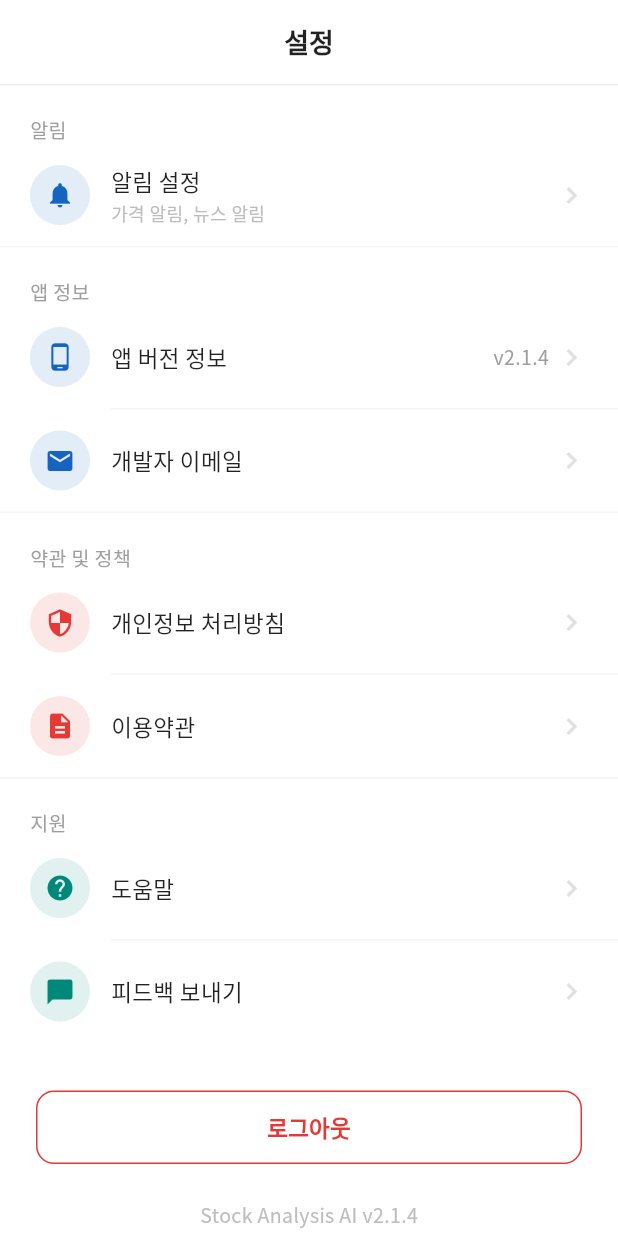
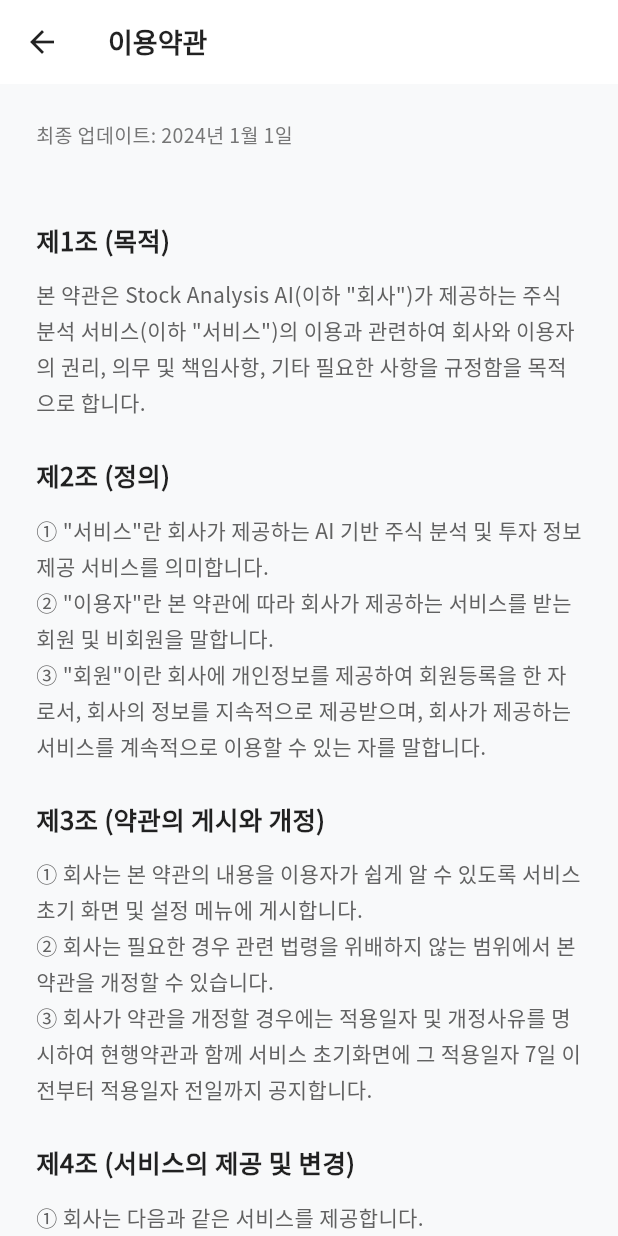
Before and after one commit to tissuesoft/jusikapp, a Flutter app: the SettingsScreen screen opened directly, after a tap on "이용약관", on a phone screen of 412 x 824 dp. Run offline on Flutter 3.47's test engine with Material 3 defaults, Android fonts, the phone set to English and light mode, and no system bars; our stand-ins replace fl_chart, google_fonts.

```diff
--- /dev/null
+++ b/lib/screens/privacy_policy_screen.dart
@@ -0,0 +1,163 @@
+// 개인정보 처리방침 화면 파일
+// 앱의 개인정보 처리방침을 표시하는 화면
+
+import 'package:flutter/material.dart';
+import '../constants/colors.dart';
+
+/// 개인정보 처리방침 화면 위젯 (StatelessWidget)
+/// 스크롤 가능한 텍스트로 개인정보 처리방침 내용 표시
+class PrivacyPolicyScreen extends StatelessWidget {
+  const PrivacyPolicyScreen({super.key});
+
+  @override
+  Widget build(BuildContext context) {
+    return Scaffold(
+      backgroundColor: AppColors.background,
+      // 상단 앱바 - 뒤로가기 버튼 + "개인정보 처리방침" 타이틀
+      appBar: AppBar(
+        backgroundColor: AppColors.cardBackground,
+        surfaceTintColor: AppColors.cardBackground,
+        elevation: 0,
+        leading: IconButton(
+          icon: const Icon(Icons.arrow_back, color: Colors.black87),
+          onPressed: () => Navigator.pop(context),
+        ),
+        title: const Text(
+          '개인정보 처리방침',
+          style: TextStyle(
+            fontSize: 18,
+            fontWeight: FontWeight.w700,
+            color: Colors.black87,
+          ),
+        ),
+      ),
+      // 스크롤 가능한 본문
+      body: SingleChildScrollView(
+        padding: const EdgeInsets.all(24),
+        child: Column(
+          crossAxisAlignment: CrossAxisAlignment.start,
+          children: [
+            // 최종 업데이트 날짜
+            Text(
+              '최종 업데이트: 2024년 1월 1일',
+              style: TextStyle(
+                fontSize: 13,
+                color: Colors.grey.shade600,
+              ),
+            ),
+            const SizedBox(height: 24),
+
+            // 1. 개인정보의 처리 목적
+            _buildSectionTitle('1. 개인정보의 처리 목적'),
+            _buildSectionContent(
+              'Stock Analysis AI(이하 "회사")는 다음의 목적을 위하여 개인정보를 처리합니다. '
+              '처리하고 있는 개인정보는 다음의 목적 이외의 용도로는 이용되지 않으며, '
+              '이용 목적이 변경되는 경우에는 개인정보 보호법 제18조에 따라 별도의 동의를 받는 등 필요한 조치를 이행할 예정입니다.\n\n'
+              '• 회원 가입 및 관리: 회원 가입의사 확인, 회원제 서비스 제공에 따른 본인 식별·인증\n'
+              '• 서비스 제공: 맞춤형 주식 분석 서비스, AI 기반 투자 추천 서비스 제공\n'
+              '• 고객 지원: 고객 문의 응대, 불만 처리 등 고객 지원 서비스 제공',
+            ),
+
+            // 2. 개인정보의 처리 및 보유 기간
+            _buildSectionTitle('2. 개인정보의 처리 및 보유 기간'),
+            _buildSectionContent(
+              '회사는 법령에 따른 개인정보 보유·이용기간 또는 정보주체로부터 개인정보를 수집 시에 '
+              '동의받은 개인정보 보유·이용기간 내에서 개인정보를 처리·보유합니다.\n\n'
+              '• 회원 가입 및 관리: 회원 탈퇴 시까지\n'
+              '• 서비스 제공: 서비스 이용 종료 시까지\n'
+              '• 고객 지원: 문의 처리 완료 후 1년',
+            ),
+
+            // 3. 처리하는 개인정보의 항목
+            _buildSectionTitle('3. 처리하는 개인정보의 항목'),
+            _buildSectionContent(
+              '회사는 다음의 개인정보 항목을 처리하고 있습니다.\n\n'
+              '• 필수 항목: 이름, 이메일 주소, 카카오톡 계정 정보\n'
+              '• 선택 항목: 프로필 사진, 투자 성향 정보\n'
+              '• 자동 수집 항목: 접속 IP 정보, 쿠키, 서비스 이용 기록',
+            ),
+
+            // 4. 개인정보의 제3자 제공
+            _buildSectionTitle('4. 개인정보의 제3자 제공'),
+            _buildSectionContent(
+              '회사는 원칙적으로 이용자의 개인정보를 제3자에게 제공하지 않습니다. '
+              '다만, 아래의 경우에는 예외로 합니다.\n\n'
+              '• 이용자가 사전에 동의한 경우\n'
+              '• 법령의 규정에 의거하거나, 수사 목적으로 법령에 정해진 절차와 방법에 따라 수사기관의 요구가 있는 경우',
+            ),
+
+            // 5. 개인정보의 파기
+            _buildSectionTitle('5. 개인정보의 파기'),
+            _buildSectionContent(
+              '회사는 개인정보 보유기간의 경과, 처리목적 달성 등 개인정보가 불필요하게 되었을 때에는 '
+              '지체없이 해당 개인정보를 파기합니다.\n\n'
+              '• 파기 절차: 이용자의 개인정보는 목적 달성 후 별도의 DB로 옮겨져 내부 방침 및 기타 관련 법령에 따라 일정 기간 저장된 후 파기됩니다.\n'
+              '• 파기 방법: 전자적 파일 형태의 정보는 기록을 재생할 수 없는 기술적 방법을 사용합니다.',
+            ),
+
+            // 6. 정보주체의 권리·의무 및 행사방법
+            _buildSectionTitle('6. 정보주체의 권리·의무 및 행사방법'),
+            _buildSectionContent(
+              '정보주체는 회사에 대해 언제든지 다음 각 호의 개인정보 보호 관련 권리를 행사할 수 있습니다.\n\n'
+              '• 개인정보 열람 요구\n'
+              '• 오류 등이 있을 경우 정정 요구\n'
+              '• 삭제 요구\n'
+              '• 처리정지 요구\n\n'
+              '권리 행사는 회사에 대해 서면, 전자우편 등을 통하여 하실 수 있으며, '
+              '회사는 이에 대해 지체없이 조치하겠습니다.',
+            ),
+
+            // 7. 개인정보 보호책임자
+            _buildSectionTitle('7. 개인정보 보호책임자'),
+            _buildSectionContent(
+              '회사는 개인정보 처리에 관한 업무를 총괄해서 책임지고, '
+              '개인정보 처리와 관련한 정보주체의 불만처리 및 피해구제를 위하여 아래와 같이 개인정보 보호책임자를 지정하고 있습니다.\n\n'
+              '• 이메일: softtissue9697@gmail.com\n\n'
+              '정보주체는 회사의 서비스를 이용하시면서 발생한 모든 개인정보 보호 관련 문의, 불만처리, 피해구제 등에 관한 사항을 개인정보 보호책임자에게 문의하실 수 있습니다.',
+            ),
+
+            // 8. 개인정보 처리방침 변경
+            _buildSectionTitle('8. 개인정보 처리방침 변경'),
+            _buildSectionContent(
+              '이 개인정보 처리방침은 2024년 1월 1일부터 적용되며, '
+              '법령 및 방침에 따른 변경내용의 추가, 삭제 및 정정이 있는 경우에는 '
+              '변경사항의 시행 7일 전부터 공지사항을 통하여 고지할 것입니다.',
+            ),
+
+            const SizedBox(height: 40),
+          ],
+        ),
+      ),
+    );
+  }
+
+  /// 섹션 제목 위젯
+  /// 각 항목의 제목을 굵은 글씨로 표시
+  Widget _buildSectionTitle(String title) {
+    return Padding(
+      padding: const EdgeInsets.only(top: 24, bottom: 12),
+      child: Text(
+        title,
+        style: const TextStyle(
+          fontSize: 17,
+          fontWeight: FontWeight.w700,
+          color: Colors.black87,
+          height: 1.5,
+        ),
+      ),
+    );
+  }
+
+  /// 섹션 내용 위젯
+  /// 각 항목의 본문 내용을 표시
+  Widget _buildSectionContent(String content) {
+    return Text(
+      content,
+      style: TextStyle(
+        fontSize: 14,
+        color: Colors.grey.shade700,
+        height: 1.7,
+      ),
+    );
+  }
+}
--- a/lib/screens/settings_screen.dart
+++ b/lib/screens/settings_screen.dart
@@ -3,6 +3,9 @@
 // 홈 화면 설정 아이콘 탭 또는 하단 네비게이션 '설정' 탭에서 진입한다
 
 import 'package:flutter/material.dart';
+import 'package:url_launcher/url_launcher.dart';
+import 'privacy_policy_screen.dart';
+import 'terms_of_service_screen.dart';
 
 /// 설정 화면 위젯
 /// 섹션별 메뉴 항목, 로그아웃 버튼, 앱 버전 정보 푸터로 구성
@@ -39,10 +42,7 @@ class SettingsScreen extends StatelessWidget {
         ),
         bottom: PreferredSize(
           preferredSize: const Size.fromHeight(1),
-          child: Container(
-            color: Colors.grey.shade200,
-            height: 1,
-          ),
+          child: Container(color: Colors.grey.shade200, height: 1),
         ),
       ),
       body: ListView(
@@ -68,12 +68,11 @@ class SettingsScreen extends StatelessWidget {
             trailing: 'v2.1.4',
             onTap: () {},
           ),
-          _buildItemDivider(),
           _buildSettingsTile(
             icon: Icons.mail,
             iconColor: const Color(0xFF1565C0),
-            title: '개발자 이메일',
-            onTap: () {},
+            title: '개발자 이메일 : softtissue9697@gmail.com',
+            onTap: () => _sendEmail(),
           ),
           _buildSectionDivider(),
 
@@ -83,33 +82,28 @@ class SettingsScreen extends StatelessWidget {
             icon: Icons.security,
             iconColor: const Color(0xFFE53935),
             title: '개인정보 처리방침',
-            onTap: () {},
+            onTap: () => Navigator.push(
+              context,
+              MaterialPageRoute(
+                builder: (context) => const PrivacyPolicyScreen(),
+              ),
+            ),
           ),
           _buildItemDivider(),
           _buildSettingsTile(
             icon: Icons.description,
             iconColor: const Color(0xFFE53935),
             title: '이용약관',
-            onTap: () {},
+            onTap: () => Navigator.push(
+              context,
+              MaterialPageRoute(
+                builder: (context) => const TermsOfServiceScreen(),
+              ),
+            ),
           ),
           _buildSectionDivider(),
 
           // ── 지원 섹션 ──
-          _buildSectionHeader('지원'),
-          _buildSettingsTile(
-            icon: Icons.help,
-            iconColor: const Color(0xFF00897B),
-            title: '도움말',
-            onTap: () {},
-          ),
-          _buildItemDivider(),
-          _buildSettingsTile(
-            icon: Icons.chat_bubble,
-            iconColor: const Color(0xFF00897B),
-            title: '피드백 보내기',
-            onTap: () {},
-          ),
-
           const SizedBox(height: 32),
 
           // ── 로그아웃 버튼 ──
@@ -143,18 +137,12 @@ class SettingsScreen extends StatelessWidget {
               children: [
                 Text(
                   'Stock Analysis AI v2.1.4',
-                  style: TextStyle(
-                    fontSize: 13,
-                    color: Colors.grey.shade400,
-                  ),
+                  style: TextStyle(fontSize: 13, color: Colors.grey.shade400),
                 ),
                 const SizedBox(height: 4),
                 Text(
                   '© 2024 All rights reserved',
-                  style: TextStyle(
-                    fontSize: 12,
-                    color: Colors.grey.shade400,
-                  ),
+                  style: TextStyle(fontSize: 12, color: Colors.grey.shade400),
                 ),
               ],
             ),
@@ -240,19 +228,12 @@ class SettingsScreen extends StatelessWidget {
             if (trailing != null) ...[
               Text(
                 trailing,
-                style: TextStyle(
-                  fontSize: 13,
-                  color: Colors.grey.shade500,
-                ),
+                style: TextStyle(fontSize: 13, color: Colors.grey.shade500),
               ),
               const SizedBox(width: 4),
             ],
             // 우측 화살표 아이콘
-            Icon(
-              Icons.chevron_right,
-              color: Colors.grey.shade300,
-              size: 22,
-            ),
+            Icon(Icons.chevron_right, color: Colors.grey.shade300, size: 22),
           ],
         ),
       ),
@@ -271,4 +252,30 @@ class SettingsScreen extends StatelessWidget {
       child: Divider(height: 1, color: Colors.grey.shade100),
     );
   }
+
+  /// 개발자 이메일 작성
+  /// url_launcher 패키지를 사용하여 기본 이메일 앱을 실행
+  Future<void> _sendEmail() async {
+    // mailto: URI 스킴 생성
+    // scheme: 'mailto' - 이메일 프로토콜
+    // path: 수신자 이메일 주소
+    // queryParameters: 제목(subject), 본문(body) 등 추가 정보
+    final Uri emailUri = Uri(
+      scheme: 'mailto',
+      path: 'softtissue9697@gmail.com',
+      queryParameters: {
+        'subject': '[Stock Analysis AI] 문의사항', // 이메일 제목
+        'body': '문의 내용을 입력해주세요.', // 이메일 본문
+      },
+    );
+
+    // URL을 열 수 있는지 확인 후 실행
+    if (await canLaunchUrl(emailUri)) {
+      await launchUrl(emailUri);
+    } else {
+      // 이메일 앱을 열 수 없는 경우
+      // (이메일 클라이언트가 설치되지 않은 경우 등)
+      debugPrint('이메일 앱을 열 수 없습니다: $emailUri');
+    }
+  }
 }
--- /dev/null
+++ b/lib/screens/terms_of_service_screen.dart
@@ -0,0 +1,189 @@
+// 이용약관 화면 파일
+// 앱의 서비스 이용약관을 표시하는 화면
+
+import 'package:flutter/material.dart';
+import '../constants/colors.dart';
+
+/// 이용약관 화면 위젯 (StatelessWidget)
+/// 스크롤 가능한 텍스트로 서비스 이용약관 내용 표시
+class TermsOfServiceScreen extends StatelessWidget {
+  const TermsOfServiceScreen({super.key});
+
+  @override
+  Widget build(BuildContext context) {
+    return Scaffold(
+      backgroundColor: AppColors.background,
+      // 상단 앱바 - 뒤로가기 버튼 + "이용약관" 타이틀
+      appBar: AppBar(
+        backgroundColor: AppColors.cardBackground,
+        surfaceTintColor: AppColors.cardBackground,
+        elevation: 0,
+        leading: IconButton(
+          icon: const Icon(Icons.arrow_back, color: Colors.black87),
+          onPressed: () => Navigator.pop(context),
+        ),
+        title: const Text(
+          '이용약관',
+          style: TextStyle(
+            fontSize: 18,
+            fontWeight: FontWeight.w700,
+            color: Colors.black87,
+          ),
+        ),
+      ),
+      // 스크롤 가능한 본문
+      body: SingleChildScrollView(
+        padding: const EdgeInsets.all(24),
+        child: Column(
+          crossAxisAlignment: CrossAxisAlignment.start,
+          children: [
+            // 최종 업데이트 날짜
+            Text(
+              '최종 업데이트: 2024년 1월 1일',
+              style: TextStyle(
+                fontSize: 13,
+                color: Colors.grey.shade600,
+              ),
+            ),
+            const SizedBox(height: 24),
+
+            // 제1조 (목적)
+            _buildSectionTitle('제1조 (목적)'),
+            _buildSectionContent(
+              '본 약관은 Stock Analysis AI(이하 "회사")가 제공하는 주식 분석 서비스(이하 "서비스")의 '
+              '이용과 관련하여 회사와 이용자의 권리, 의무 및 책임사항, 기타 필요한 사항을 규정함을 목적으로 합니다.',
+            ),
+
+            // 제2조 (정의)
+            _buildSectionTitle('제2조 (정의)'),
+            _buildSectionContent(
+              '① "서비스"란 회사가 제공하는 AI 기반 주식 분석 및 투자 정보 제공 서비스를 의미합니다.\n'
+              '② "이용자"란 본 약관에 따라 회사가 제공하는 서비스를 받는 회원 및 비회원을 말합니다.\n'
+              '③ "회원"이란 회사에 개인정보를 제공하여 회원등록을 한 자로서, 회사의 정보를 지속적으로 제공받으며, 회사가 제공하는 서비스를 계속적으로 이용할 수 있는 자를 말합니다.',
+            ),
+
+            // 제3조 (약관의 게시와 개정)
+            _buildSectionTitle('제3조 (약관의 게시와 개정)'),
+            _buildSectionContent(
+              '① 회사는 본 약관의 내용을 이용자가 쉽게 알 수 있도록 서비스 초기 화면 및 설정 메뉴에 게시합니다.\n'
+              '② 회사는 필요한 경우 관련 법령을 위배하지 않는 범위에서 본 약관을 개정할 수 있습니다.\n'
+              '③ 회사가 약관을 개정할 경우에는 적용일자 및 개정사유를 명시하여 현행약관과 함께 서비스 초기화면에 그 적용일자 7일 이전부터 적용일자 전일까지 공지합니다.',
+            ),
+
+            // 제4조 (서비스의 제공 및 변경)
+            _buildSectionTitle('제4조 (서비스의 제공 및 변경)'),
+            _buildSectionContent(
+              '① 회사는 다음과 같은 서비스를 제공합니다.\n'
+              '   • AI 기반 주식 분석 정보\n'
+              '   • 포트폴리오 관리 및 분석\n'
+              '   • 주가 알림 서비스\n'
+              '   • 투자 관련 뉴스 및 정보 제공\n\n'
+              '② 회사는 필요한 경우 서비스의 내용을 변경할 수 있으며, 이 경우 변경된 서비스의 내용 및 제공일자를 명시하여 서비스를 통해 공지합니다.',
+            ),
+
+            // 제5조 (서비스 이용시간)
+            _buildSectionTitle('제5조 (서비스 이용시간)'),
+            _buildSectionContent(
+              '① 서비스의 이용은 회사의 업무상 또는 기술상 특별한 지장이 없는 한 연중무휴, 1일 24시간을 원칙으로 합니다.\n'
+              '② 회사는 서비스를 일정범위로 분할하여 각 범위별로 이용가능시간을 별도로 정할 수 있으며 이 경우 그 내용을 사전에 공지합니다.',
+            ),
+
+            // 제6조 (회원가입)
+            _buildSectionTitle('제6조 (회원가입)'),
+            _buildSectionContent(
+              '① 이용자는 회사가 정한 가입 양식에 따라 회원정보를 기입한 후 본 약관에 동의한다는 의사표시를 함으로써 회원가입을 신청합니다.\n'
+              '② 회사는 제1항과 같이 회원으로 가입할 것을 신청한 이용자 중 다음 각 호에 해당하지 않는 한 회원으로 등록합니다.\n'
+              '   • 등록 내용에 허위, 기재누락, 오기가 있는 경우\n'
+              '   • 기타 회원으로 등록하는 것이 회사의 기술상 현저히 지장이 있다고 판단되는 경우',
+            ),
+
+            // 제7조 (회원 탈퇴 및 자격 상실)
+            _buildSectionTitle('제7조 (회원 탈퇴 및 자격 상실)'),
+            _buildSectionContent(
+              '① 회원은 회사에 언제든지 탈퇴를 요청할 수 있으며 회사는 즉시 회원탈퇴를 처리합니다.\n'
+              '② 회원이 다음 각 호의 사유에 해당하는 경우, 회사는 회원자격을 제한 및 정지시킬 수 있습니다.\n'
+              '   • 가입 신청 시에 허위 내용을 등록한 경우\n'
+              '   • 다른 사람의 서비스 이용을 방해하거나 그 정보를 도용하는 등 전자상거래 질서를 위협하는 경우\n'
+              '   • 서비스를 이용하여 법령 또는 본 약관이 금지하거나 공서양속에 반하는 행위를 하는 경우',
+            ),
+
+            // 제8조 (이용자의 의무)
+            _buildSectionTitle('제8조 (이용자의 의무)'),
+            _buildSectionContent(
+              '① 이용자는 다음 행위를 하여서는 안 됩니다.\n'
+              '   • 신청 또는 변경 시 허위내용의 등록\n'
+              '   • 타인의 정보 도용\n'
+              '   • 회사가 게시한 정보의 변경\n'
+              '   • 회사가 정한 정보 이외의 정보(컴퓨터 프로그램 등) 등의 송신 또는 게시\n'
+              '   • 회사 기타 제3자의 저작권 등 지적재산권에 대한 침해\n'
+              '   • 회사 기타 제3자의 명예를 손상시키거나 업무를 방해하는 행위\n'
+              '   • 외설 또는 폭력적인 메시지, 화상, 음성, 기타 공서양속에 반하는 정보를 서비스에 공개 또는 게시하는 행위',
+            ),
+
+            // 제9조 (서비스 정보의 제공)
+            _buildSectionTitle('제9조 (서비스 정보의 제공)'),
+            _buildSectionContent(
+              '① 회사가 제공하는 모든 투자 정보 및 분석 자료는 참고 자료일 뿐이며, 투자의 최종 판단 및 책임은 이용자 본인에게 있습니다.\n'
+              '② 회사는 제공하는 정보의 정확성이나 신뢰성에 대해 보증하지 않으며, 서비스 이용으로 인한 투자 손실에 대해 책임지지 않습니다.\n'
+              '③ 이용자는 서비스를 통해 얻은 정보를 본인의 투자 판단에만 활용해야 하며, 제3자에게 재배포하거나 상업적으로 이용할 수 없습니다.',
+            ),
+
+            // 제10조 (면책조항)
+            _buildSectionTitle('제10조 (면책조항)'),
+            _buildSectionContent(
+              '① 회사는 천재지변 또는 이에 준하는 불가항력으로 인하여 서비스를 제공할 수 없는 경우에는 서비스 제공에 관한 책임이 면제됩니다.\n'
+              '② 회사는 이용자의 귀책사유로 인한 서비스 이용의 장애에 대하여 책임을 지지 않습니다.\n'
+              '③ 회사는 이용자가 서비스를 이용하여 기대하는 수익을 상실한 것에 대하여 책임을 지지 않으며, 서비스를 통하여 얻은 자료로 인한 손해에 관하여 책임을 지지 않습니다.',
+            ),
+
+            // 제11조 (분쟁의 해결)
+            _buildSectionTitle('제11조 (분쟁의 해결)'),
+            _buildSectionContent(
+              '① 회사는 이용자가 제기하는 정당한 의견이나 불만을 반영하고 그 피해를 보상처리하기 위하여 피해보상처리기구를 설치·운영합니다.\n'
+              '② 회사는 이용자로부터 제출되는 불만사항 및 의견은 우선적으로 그 사항을 처리합니다. 다만, 신속한 처리가 곤란한 경우에는 이용자에게 그 사유와 처리일정을 즉시 통보해 드립니다.\n'
+              '③ 회사와 이용자 간에 발생한 분쟁은 전자거래기본법 제28조 및 동 시행령 제15조에 의하여 설치된 전자거래분쟁조정위원회의 조정에 따를 수 있습니다.',
+            ),
+
+            // 부칙
+            _buildSectionTitle('부칙'),
+            _buildSectionContent(
+              '본 약관은 2024년 1월 1일부터 적용됩니다.',
+            ),
+
+            const SizedBox(height: 40),
+          ],
+        ),
+      ),
+    );
+  }
+
+  /// 섹션 제목 위젯
+  /// 각 항목의 제목을 굵은 글씨로 표시
+  Widget _buildSectionTitle(String title) {
+    return Padding(
+      padding: const EdgeInsets.only(top: 24, bottom: 12),
+      child: Text(
+        title,
+        style: const TextStyle(
+          fontSize: 17,
+          fontWeight: FontWeight.w700,
+          color: Colors.black87,
+          height: 1.5,
+        ),
+      ),
+    );
+  }
+
+  /// 섹션 내용 위젯
+  /// 각 항목의 본문 내용을 표시
+  Widget _buildSectionContent(String content) {
+    return Text(
+      content,
+      style: TextStyle(
+        fontSize: 14,
+        color: Colors.grey.shade700,
+        height: 1.7,
+      ),
+    );
+  }
+}
--- a/pubspec.yaml
+++ b/pubspec.yaml
@@ -36,6 +36,7 @@ dependencies:
   intl: ^0.20.2
   google_fonts: ^6.2.1
   http: ^1.2.2
+  url_launcher: ^6.3.1
 
 dev_dependencies:
   flutter_test:
```
Also changed, not shown: lib/screens/ai_analysis_screen.dart (+68 -68 lines), .claude/settings.local.json, pubspec.lock, 5 other files.
